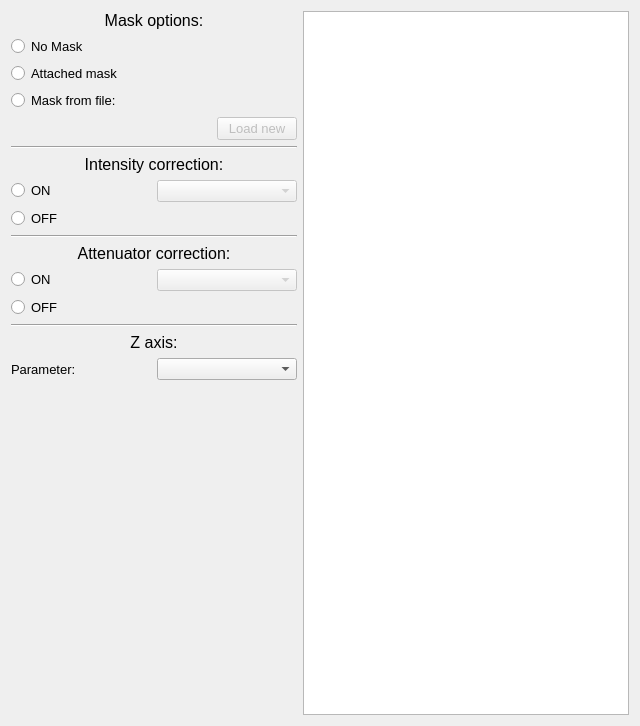
Qt form src/uis/lambda_setup.ui (yamedvedya/data_viewer) before a commit.
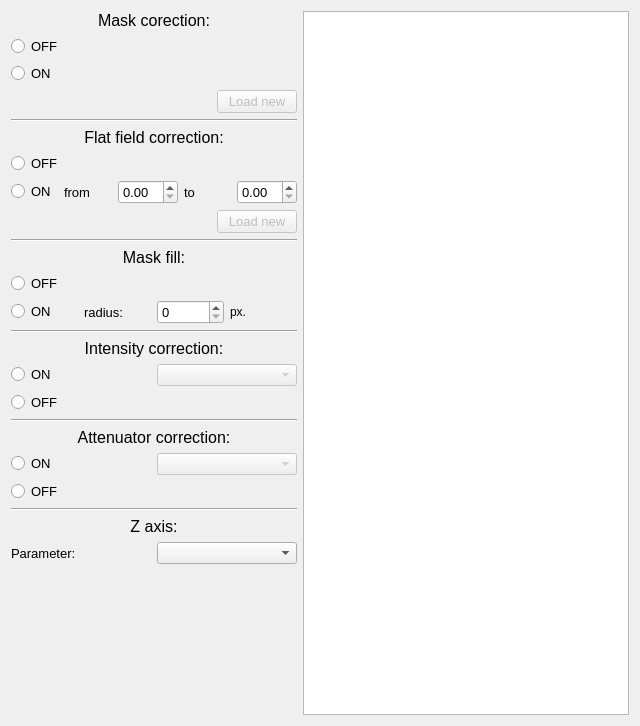
The same form after that commit. Custom widgets are drawn as their Qt base class.

Commit message: ff, gap fill

```diff
--- a/src/uis/lambda_setup.ui
+++ b/src/uis/lambda_setup.ui
@@ -24,7 +24,7 @@
         </font>
        </property>
        <property name="text">
-        <string>Mask options:</string>
+        <string>Mask corection:</string>
        </property>
        <property name="alignment">
         <set>Qt::AlignCenter</set>
@@ -39,7 +39,7 @@
         </font>
        </property>
        <property name="text">
-        <string>No Mask</string>
+        <string>OFF</string>
        </property>
        <property name="checked">
         <bool>false</bool>
@@ -57,22 +57,7 @@
         </font>
        </property>
        <property name="text">
-        <string>Attached mask</string>
-       </property>
-       <attribute name="buttonGroup">
-        <string notr="true">bg_mask_option</string>
-       </attribute>
-      </widget>
-     </item>
-     <item>
-      <widget class="QRadioButton" name="rb_file">
-       <property name="font">
-        <font>
-         <pointsize>10</pointsize>
-        </font>
-       </property>
-       <property name="text">
-        <string>Mask from file:</string>
+        <string>ON</string>
        </property>
        <attribute name="buttonGroup">
         <string notr="true">bg_mask_option</string>
@@ -118,6 +103,226 @@
        </property>
       </widget>
      </item>
+     <item>
+      <widget class="QLabel" name="label_6">
+       <property name="font">
+        <font>
+         <pointsize>12</pointsize>
+        </font>
+       </property>
+       <property name="text">
+        <string>Flat field correction:</string>
+       </property>
+       <property name="alignment">
+        <set>Qt::AlignCenter</set>
+       </property>
+      </widget>
+     </item>
+     <item>
+      <widget class="QRadioButton" name="rb_ff_off">
+       <property name="font">
+        <font>
+         <pointsize>10</pointsize>
+        </font>
+       </property>
+       <property name="text">
+        <string>OFF</string>
+       </property>
+       <property name="checked">
+        <bool>false</bool>
+       </property>
+       <attribute name="buttonGroup">
+        <string notr="true">bg_ff_option</string>
+       </attribute>
+      </widget>
+     </item>
+     <item>
+      <layout class="QHBoxLayout" name="horizontalLayout_8">
+       <item>
+        <widget class="QRadioButton" name="rb_ff_on">
+         <property name="font">
+          <font>
+           <pointsize>10</pointsize>
+          </font>
+         </property>
+         <property name="text">
+          <string>ON</string>
+         </property>
+         <attribute name="buttonGroup">
+          <string notr="true">bg_ff_option</string>
+         </attribute>
+        </widget>
+       </item>
+       <item>
+        <widget class="QLabel" name="label_7">
+         <property name="font">
+          <font>
+           <pointsize>10</pointsize>
+          </font>
+         </property>
+         <property name="text">
+          <string>from</string>
+         </property>
+        </widget>
+       </item>
+       <item>
+        <widget class="QDoubleSpinBox" name="dsb_ff_from">
+         <property name="font">
+          <font>
+           <pointsize>10</pointsize>
+          </font>
+         </property>
+        </widget>
+       </item>
+       <item>
+        <widget class="QLabel" name="label_8">
+         <property name="font">
+          <font>
+           <pointsize>10</pointsize>
+          </font>
+         </property>
+         <property name="text">
+          <string>to</string>
+         </property>
+        </widget>
+       </item>
+       <item>
+        <widget class="QDoubleSpinBox" name="dsb_ff_to">
+         <property name="font">
+          <font>
+           <pointsize>10</pointsize>
+          </font>
+         </property>
+        </widget>
+       </item>
+      </layout>
+     </item>
+     <item>
+      <layout class="QHBoxLayout" name="horizontalLayout_5">
+       <item>
+        <widget class="QLabel" name="lb_ff_file">
+         <property name="minimumSize">
+          <size>
+           <width>200</width>
+           <height>0</height>
+          </size>
+         </property>
+         <property name="text">
+          <string/>
+         </property>
+        </widget>
+       </item>
+       <item>
+        <widget class="QPushButton" name="but_load_ff">
+         <property name="enabled">
+          <bool>false</bool>
+         </property>
+         <property name="font">
+          <font>
+           <pointsize>10</pointsize>
+          </font>
+         </property>
+         <property name="text">
+          <string>Load new</string>
+         </property>
+        </widget>
+       </item>
+      </layout>
+     </item>
+     <item>
+      <widget class="Line" name="line_5">
+       <property name="orientation">
+        <enum>Qt::Horizontal</enum>
+       </property>
+      </widget>
+     </item>
+     <item>
+      <widget class="QLabel" name="label_9">
+       <property name="font">
+        <font>
+         <pointsize>12</pointsize>
+        </font>
+       </property>
+       <property name="text">
+        <string>Mask fill:</string>
+       </property>
+       <property name="alignment">
+        <set>Qt::AlignCenter</set>
+       </property>
+      </widget>
+     </item>
+     <item>
+      <widget class="QRadioButton" name="rb_fill_off">
+       <property name="font">
+        <font>
+         <pointsize>10</pointsize>
+        </font>
+       </property>
+       <property name="text">
+        <string>OFF</string>
+       </property>
+       <property name="checked">
+        <bool>false</bool>
+       </property>
+       <attribute name="buttonGroup">
+        <string notr="true">bg_fill_option</string>
+       </attribute>
+      </widget>
+     </item>
+     <item>
+      <layout class="QHBoxLayout" name="horizontalLayout_9">
+       <item>
+        <widget class="QRadioButton" name="rb_fill_on">
+         <property name="font">
+          <font>
+           <pointsize>10</pointsize>
+          </font>
+         </property>
+         <property name="text">
+          <string>ON</string>
+         </property>
+         <attribute name="buttonGroup">
+          <string notr="true">bg_fill_option</string>
+         </attribute>
+        </widget>
+       </item>
+       <item>
+        <widget class="QLabel" name="label_10">
+         <property name="font">
+          <font>
+           <pointsize>10</pointsize>
+          </font>
+         </property>
+         <property name="text">
+          <string>radius:</string>
+         </property>
+        </widget>
+       </item>
+       <item>
+        <widget class="QSpinBox" name="sb_fill">
+         <property name="font">
+          <font>
+           <pointsize>10</pointsize>
+          </font>
+         </property>
+        </widget>
+       </item>
+       <item>
+        <widget class="QLabel" name="label_11">
+         <property name="text">
+          <string>px.</string>
+         </property>
+        </widget>
+       </item>
+      </layout>
+     </item>
+     <item>
+      <widget class="Line" name="line_4">
+       <property name="orientation">
+        <enum>Qt::Horizontal</enum>
+       </property>
+      </widget>
+     </item>
      <item>
       <widget class="QLabel" name="label_2">
        <property name="font">
```
Left out of the diff: 6 changed lines with no effect on the pictures. The commit also changes 11 other files.
